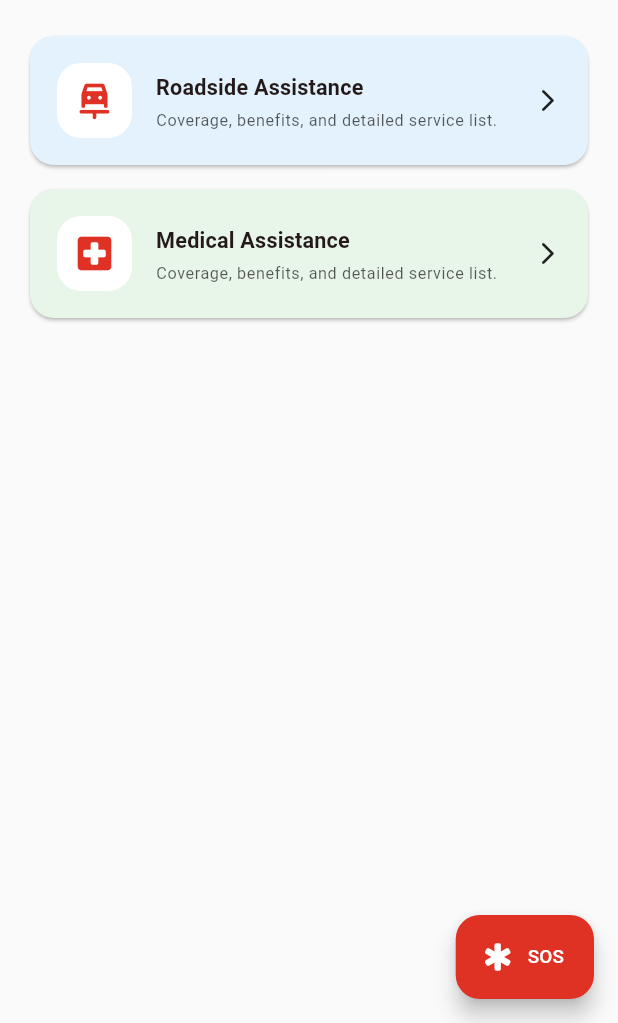
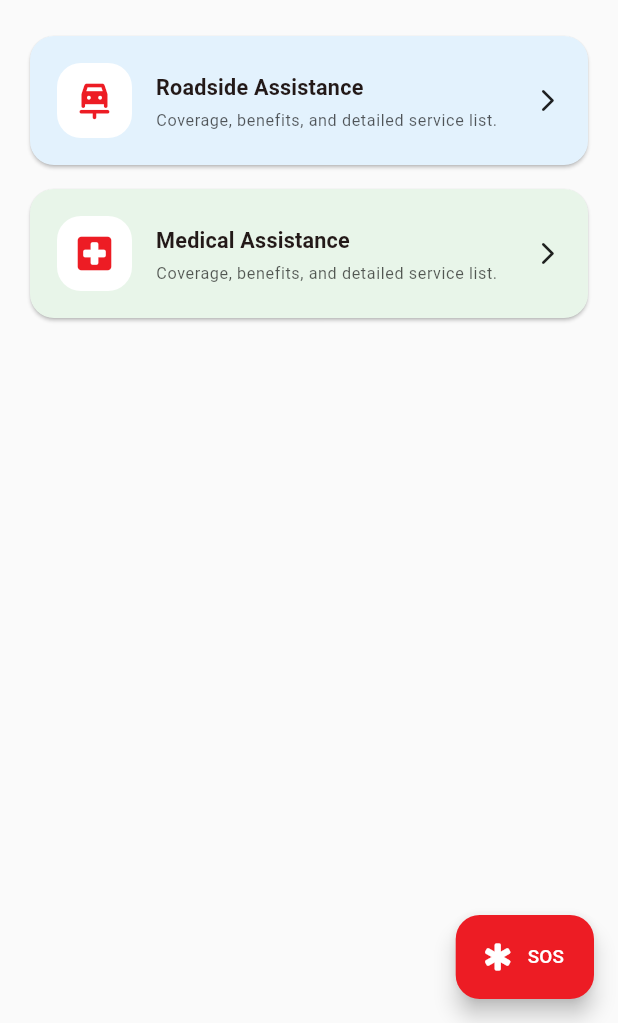
Before and after one commit to Sobhy-Abdelhakam/euro-main, a Flutter app: the screen it shows after launch, after a tap on "Services", on a phone screen of 412 x 824 dp, the part 213-1236 px from its top. Run offline on Flutter 3.47's test engine with Material 3 defaults, Android fonts, the light colour scheme and no system bars; our stand-ins replace dio, flutter_svg, geocoding, geolocator, google_maps_flutter, image_picker and 2 more; project files that could hold a hidden picture were left out.

Commit message:
change primary color

```diff
--- a/lib/app/main_page.dart
+++ b/lib/app/main_page.dart
@@ -2,7 +2,6 @@ import 'package:euro/app/routes.dart';
 import 'package:euro/features/sos/presentation/sos_bottom_sheet.dart';
 import 'package:euro/l10n/app_localizations.dart';
 import 'package:euro/main.dart';
-import 'package:euro/utils/app_colors.dart';
 import 'package:flutter/material.dart';
 
 class MainPage extends StatelessWidget {
@@ -135,15 +134,15 @@ class _SosPrimaryCard extends StatelessWidget {
         borderRadius: BorderRadius.circular(24),
         gradient: LinearGradient(
           colors: [
-            AppColors.red,
-            AppColors.red.withOpacity(0.85),
+            colorScheme.primary,
+            colorScheme.primary.withOpacity(0.9),
           ],
           begin: Alignment.topLeft,
           end: Alignment.bottomRight,
         ),
         boxShadow: [
           BoxShadow(
-            color: AppColors.red.withOpacity(0.28),
+            color: colorScheme.primary.withOpacity(0.28),
             blurRadius: 18,
             offset: const Offset(0, 10),
           ),
@@ -198,7 +197,7 @@ class _SosPrimaryCard extends StatelessWidget {
           FilledButton.icon(
             style: FilledButton.styleFrom(
               backgroundColor: Colors.white,
-              foregroundColor: AppColors.red,
+              foregroundColor: colorScheme.primary,
               minimumSize: const Size.fromHeight(52),
               textStyle: const TextStyle(
                 fontSize: 17,
--- a/lib/core/app_constants.dart
+++ b/lib/core/app_constants.dart
@@ -7,6 +7,7 @@ abstract class AppTheme {
       useMaterial3: true,
       colorScheme: ColorScheme.fromSeed(
         seedColor: AppColors.red,
+        primary: AppColors.red,
         brightness: Brightness.light,
       ),
     );
--- a/lib/utils/app_colors.dart
+++ b/lib/utils/app_colors.dart
@@ -1,6 +1,6 @@
 import 'package:flutter/material.dart';
 
-abstract class AppColors{
-  static Color get red => const Color(0xffe03125);
+abstract class AppColors {
+  static Color get red => const Color(0xffED1C24);
   static Color get grey => const Color(0xfff8f8f8);
 }
```
